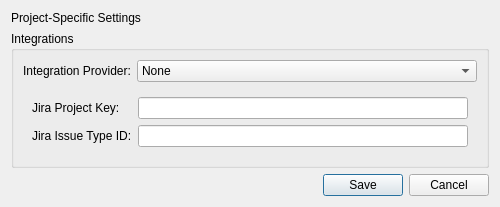
This is gui/project_settings_dialog.ui in mariolewis/asdf_factory as Qt 5 draws it before an edit. The edited form follows.
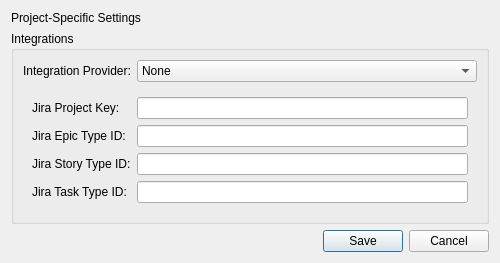
This is the edited form. The open tabs and pages were chosen to show the change.

Commit message: feat(backlog): Complete hierarchical display and Jira integration enhancements

What changed in the file:
```diff
--- a/gui/project_settings_dialog.ui
+++ b/gui/project_settings_dialog.ui
@@ -7,7 +7,7 @@
     <x>0</x>
     <y>0</y>
     <width>500</width>
-    <height>200</height>
+    <height>250</height>
    </rect>
   </property>
   <property name="windowTitle">
@@ -87,17 +87,33 @@
           <item row="1" column="0">
            <widget class="QLabel" name="issueTypeIdLabel">
             <property name="text">
-             <string>Jira Issue Type ID:</string>
+             <string>Jira Epic Type ID:</string>
             </property>
            </widget>
           </item>
           <item row="1" column="1">
-           <widget class="QLineEdit" name="issueTypeIdLineEdit">
-            <property name="toolTip">
-             <string>The numeric ID for the issue type to create (e.g., 10001 for 'Task').</string>
+           <widget class="QLineEdit" name="epicTypeIdLineEdit"/>
+          </item>
+          <item row="2" column="0">
+           <widget class="QLabel" name="storyTypeIdLabel">
+            <property name="text">
+             <string>Jira Story Type ID:</string>
             </property>
            </widget>
           </item>
+          <item row="2" column="1">
+           <widget class="QLineEdit" name="storyTypeIdLineEdit"/>
+          </item>
+          <item row="3" column="0">
+           <widget class="QLabel" name="taskTypeIdLabel">
+            <property name="text">
+             <string>Jira Task Type ID:</string>
+            </property>
+           </widget>
+          </item>
+          <item row="3" column="1">
+           <widget class="QLineEdit" name="taskTypeIdLineEdit"/>
+          </item>
          </layout>
         </widget>
        </widget>
```
Left out of the diff: 5 changed lines with no effect on the pictures. The commit also changes 21 other files.
